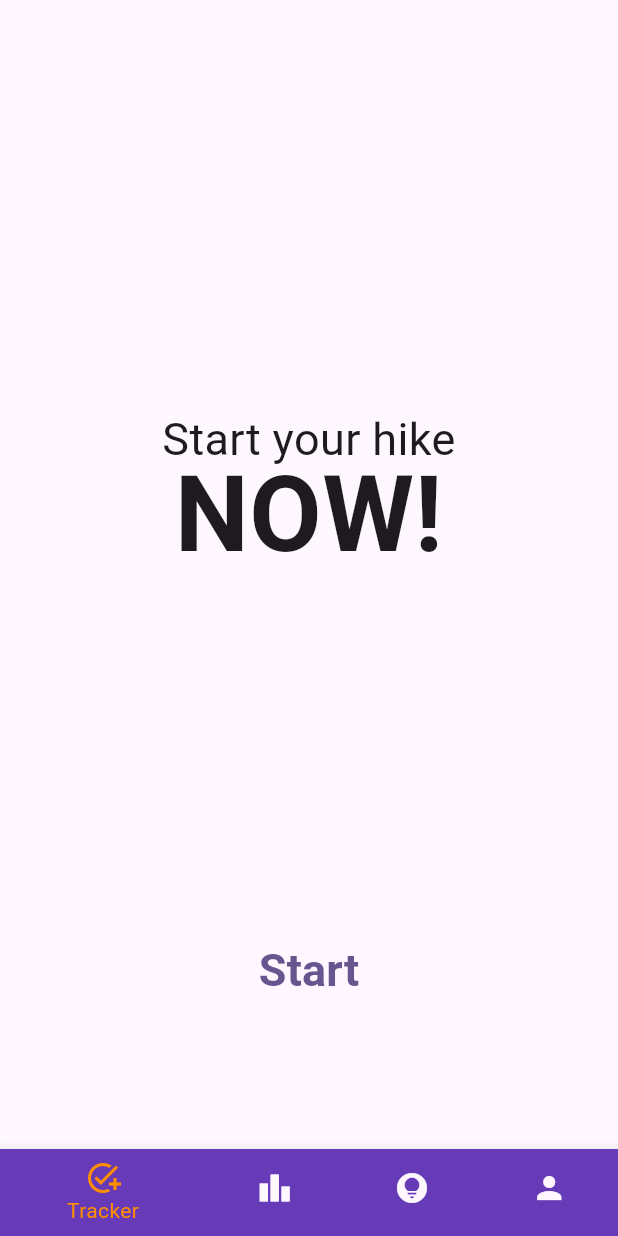
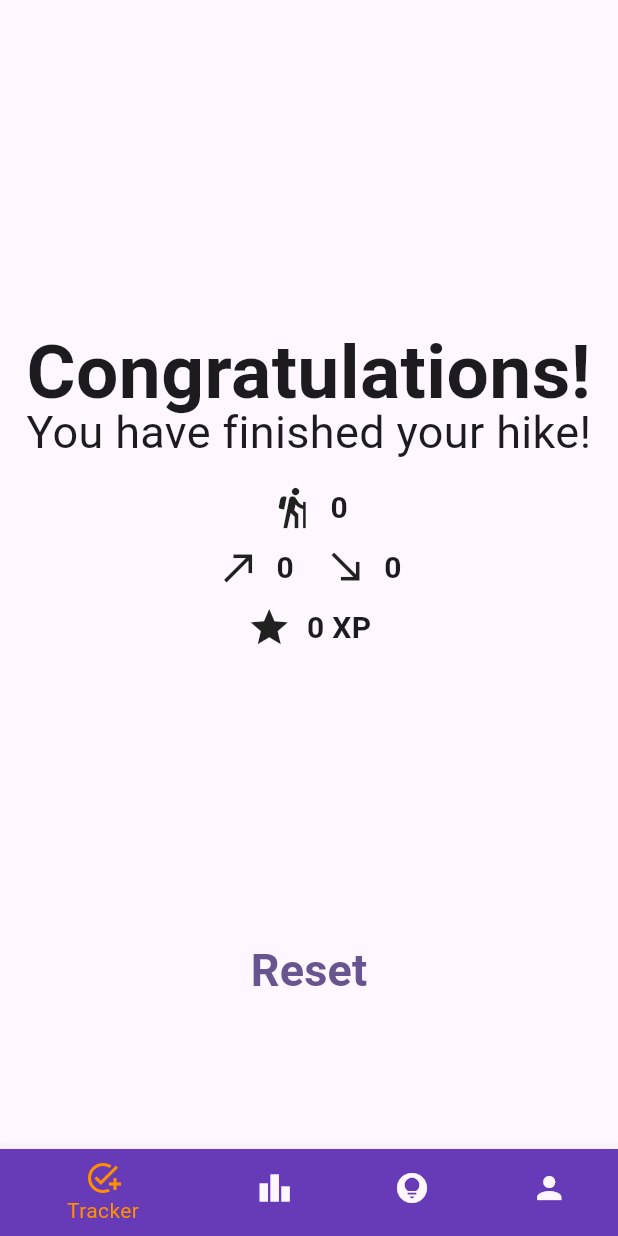
Before and after one commit to unbounded-smarthack/test_app, a Flutter app: the screen it shows after launch, after a tap on "Start", after a tap on "Finish", on a phone screen of 412 x 824 dp. Run offline on Flutter 3.47's test engine with Material 2 defaults, Android fonts, the phone set to English and light mode, and no system bars; our stand-ins replace fl_chart, geolocator, location.

Commit message:
Tracking Page Improvements

```diff
--- /dev/null
+++ b/mobileui/lib/const.dart
@@ -0,0 +1,2 @@
+const API_URL = "http://localhost:8000";
+const TOKEN = "9c2bf847d0d0343b909d153f31848183c7e407ee";
--- a/mobileui/lib/pages/tracking.dart
+++ b/mobileui/lib/pages/tracking.dart
@@ -21,18 +21,6 @@ class GeolocationRecord {
   });
 }
 
-class DurationActivity {
-  String hours;
-  String minutes;
-  String seconds;
-
-  DurationActivity({
-    required this.hours,
-    required this.minutes,
-    required this.seconds,
-  });
-}
-
 class TrackingPage extends StatefulWidget {
   const TrackingPage({super.key});
 
@@ -44,10 +32,11 @@ class _TrackingPageState extends State<TrackingPage> {
   List<GeolocationRecord> geolocationRecords = [];
   DateTime? startTracking = null;
   DateTime? currentTimestamp = null;
-  DurationActivity duration = DurationActivity(hours: "00", minutes: "00", seconds: "00");
+  String duration = "00:00:00";
   double distance = 0;
   double elevationGain = 0;
   double elevationLoss = 0;
+  bool finished = false;
 
   // Get Every 1 second geolocation
   // Add to geolocationRecords
@@ -55,37 +44,39 @@ class _TrackingPageState extends State<TrackingPage> {
     setState(() {
       startTracking = DateTime.now();
     });
-    Timer.periodic(const Duration(seconds: 1), (timer) {
+    Timer.periodic(const Duration(seconds: 2), (timer) {
       setState(() {
         currentTimestamp = DateTime.now();
         if (startTracking == null) {
           return;
         }
         int difference = currentTimestamp!.difference(startTracking!).inSeconds;
-        duration.seconds = difference % 60 / 10 >= 1
-            ? (difference % 60).toStringAsFixed(0)
-            : "0${(difference % 60).toStringAsFixed(0)}";
-        duration.minutes = ((difference / 60) % 60 / 10 >= 1
-                ? ((difference / 60) % 60).toStringAsFixed(0)
-                : "0${((difference / 60) % 60).toStringAsFixed(0)}");
-        duration.hours = (difference / 3600 / 10 >= 1
-                ? (difference / 3600).toStringAsFixed(0)
-                : "0${(difference / 3600).toStringAsFixed(0)}");
       });
       if (startTracking != null) {
         _getGeolocation();
-      };
+      }
+      ;
     });
   }
 
   // Stop getting geolocation
   void stop() {
     setState(() {
+      finished = true;
       startTracking = null;
-      duration = DurationActivity(hours: "00", minutes: "00", seconds: "00");
     });
   }
 
+  void reset() {
+    setState(() {
+      finished = false;
+      duration = "00:00:00";
+      distance = 0;
+      elevationGain = 0;
+      elevationLoss = 0;
+      geolocationRecords = [];
+    });
+  }
 
   void _getGeolocation() {
     setState(() {
@@ -111,7 +102,7 @@ class _TrackingPageState extends State<TrackingPage> {
             currentLocation.latitude!,
             currentLocation.longitude!,
           );
-          if (newDistance < 20) return;
+          if (newDistance < 10) return;
 
           distance += newDistance;
           geolocationRecords.add(currentLocation);
@@ -144,11 +135,8 @@ class _TrackingPageState extends State<TrackingPage> {
                         .asMap()
                         .map((index, value) => MapEntry(
                             index,
-                            FlSpot(
-                                index.toDouble()+1,
-                                value.altitude != null
-                                    ? value.altitude!
-                                    : 0)))
+                            FlSpot(index.toDouble() + 1,
+                                value.altitude != null ? value.altitude! : 0)))
                         .values
                         .toList(),
                   ),
@@ -158,7 +146,9 @@ class _TrackingPageState extends State<TrackingPage> {
                         mainAxisAlignment: MainAxisAlignment.center,
                         children: [
                           Text(
-                             currentTimestamp != null? "${duration.hours}:${duration.minutes}:${duration.seconds}" : "00:00:00",
+                            currentTimestamp != null
+                                ? "${duration}"
+                                : "00:00:00",
                             style: const TextStyle(
                               fontSize: 40,
                               fontWeight: FontWeight.bold,
@@ -240,9 +230,7 @@ class _TrackingPageState extends State<TrackingPage> {
                         shape: RoundedRectangleBorder(
                           borderRadius: BorderRadius.circular(10),
                         ),
-
                       ),
-
                       child: const Text(
                         "Finish",
                         style: TextStyle(
@@ -269,7 +257,126 @@ class _TrackingPageState extends State<TrackingPage> {
                 ],
               )
             : Center(
-                child: Column(
+                child: finished
+                    ? Column(
+                        children: [
+                          const Expanded(child: SizedBox()),
+                          const Text("Congratulations!",
+                              textAlign: TextAlign.center,
+                              style: TextStyle(
+                                height: 1,
+                                fontSize: 50,
+                                fontWeight: FontWeight.bold,
+                              )),
+                          const Text("You have finished your hike!",
+                              textAlign: TextAlign.center,
+                              style: TextStyle(
+                                height: 1,
+                                fontSize: 30,
+                              )),
+                          // Distance
+                          const SizedBox(
+                            height: 20,
+                          ),
+                          Row(
+                            mainAxisAlignment: MainAxisAlignment.center,
+                            children: [
+                              const Icon(
+                                Icons.hiking,
+                                size: 30,
+                              ),
+                              const SizedBox(
+                                width: 10,
+                              ),
+                              Text(
+                                "${distance.round()}",
+                                style: const TextStyle(
+                                  fontSize: 20,
+                                  fontWeight: FontWeight.bold,
+                                ),
+                              ),
+                            ],
+                          ),
+                          const SizedBox(
+                            height: 10,
+                          ),
+                          // Elevation Gain
+                          Row(
+                            mainAxisAlignment: MainAxisAlignment.center,
+                            children: [
+                              const Icon(
+                                Icons.north_east,
+                                size: 30,
+                              ),
+                              const SizedBox(
+                                width: 10,
+                              ),
+                              Text(
+                                "${elevationGain.round()}",
+                                style: const TextStyle(
+                                  fontSize: 20,
+                                  fontWeight: FontWeight.bold,
+                                ),
+                              ),
+                              const SizedBox(
+                                width: 20,
+                              ),
+                              const Icon(
+                                Icons.south_east,
+                                size: 30,
+                              ),
+                              const SizedBox(
+                                width: 10,
+                              ),
+                              Text(
+                                "${elevationLoss.round()}",
+                                style: const TextStyle(
+                                  fontSize: 20,
+                                  fontWeight: FontWeight.bold,
+                                ),
+                              ),
+                            ],
+                          ),
+                          // XP
+                          const SizedBox(
+                            height: 10,
+                          ),
+                          Row(
+                            mainAxisAlignment: MainAxisAlignment.center,
+                            children: [
+                              const Icon(
+                                Icons.star,
+                                size: 30,
+                              ),
+                              const SizedBox(
+                                width: 10,
+                              ),
+                              Text(
+                                "${(distance / 1000).round()} XP",
+                                style: const TextStyle(
+                                  fontSize: 20,
+                                  fontWeight: FontWeight.bold,
+                                ),
+                              ),
+                            ],
+                          ),
+                          const Expanded(child: SizedBox()),
+                          TextButton(
+                            onPressed: reset,
+                            child: const Text(
+                              "Reset",
+                              style: TextStyle(
+                                fontSize: 30,
+                                fontWeight: FontWeight.bold,
+                              ),
+                            ),
+                          ),
+                          const SizedBox(
+                            height: 50,
+                          ),
+                        ],
+                      )
+                    : Column(
                         mainAxisAlignment: MainAxisAlignment.center,
                         children: [
                           const Expanded(child: SizedBox()),
```
Also changed, not shown: mobileui/pubspec.lock. Lines whose indentation alone changed are shown as unchanged.
